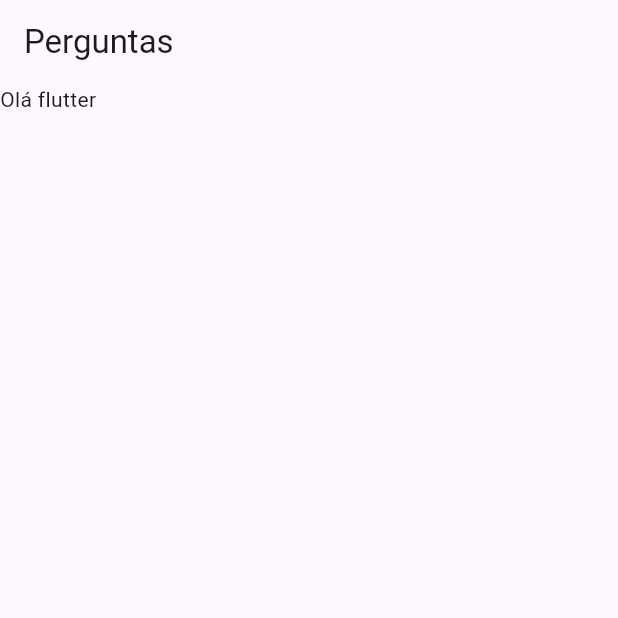
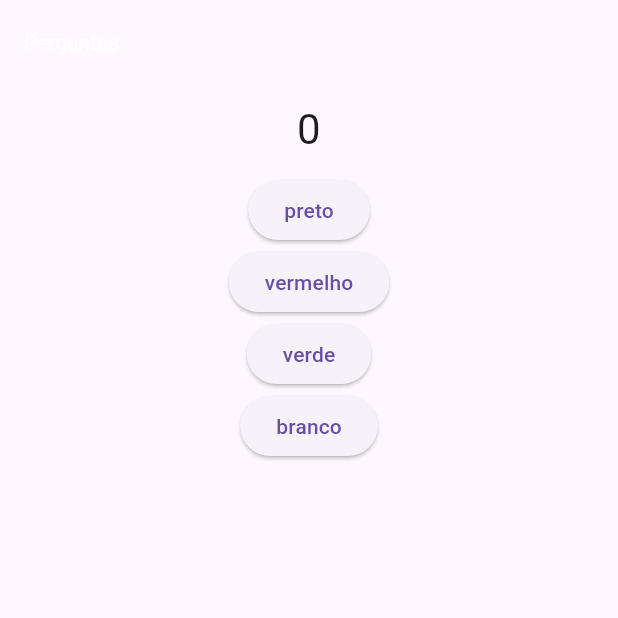
Before and after one commit to devtheozzinho/Udemy_Theozzin, a Flutter app: the screen it shows after launch, on a phone screen of 412 x 824 dp, the top half of it. Run offline on Flutter 3.47's test engine with Material 3 defaults, Android fonts, the phone set to English and light mode, and no system bars.

Commit message:
refatoração nos componentes

```diff
--- a/primeiro_projeto/lib/main.dart
+++ b/primeiro_projeto/lib/main.dart
@@ -1,17 +1,77 @@
 import 'package:flutter/material.dart';
+import './resultado.dart';
+import './questionario.dart';
+import './respostas.dart';
 
-main() {
+void main() {
   runApp(PerguntaApp());
 }
 
-class PerguntaApp extends StatelessWidget {
+class PerguntaApp extends StatefulWidget {
+  @override
+  _PerguntaAppState createState() {
+    return _PerguntaAppState();
+  }
+}
+
+class _PerguntaAppState extends State<PerguntaApp> {
+  var _perguntaSelecionada = 0;
+
+  final _perguntas = const [
+    {
+      'texto': 'Qual é a sua cor favorita?',
+      'respostas': ['preto', 'vermelho', 'verde', 'branco'],
+    },
+    {
+      'texto': 'Qual é o seu animal favorito?',
+      'respostas': ['coelho', 'leão', 'tubarão', 'macaco'],
+    },
+    {
+      'texto': 'Qual vai ser o seu instrutor favorito?',
+      'respostas': ['Maria', 'João', 'Léo', 'Pedro'],
+    },
+  ];
+
+  bool get temPerguntaSelecionada {
+    return _perguntaSelecionada < _perguntas.length;
+  }
+
+  void responder() {
+    if (temPerguntaSelecionada) {
+      setState(() {
+        _perguntaSelecionada++;
+      });
+    }
+  }
+
+  @override
   Widget build(BuildContext context) {
+    final Map<String, Object> perguntaAtual =
+        temPerguntaSelecionada ? _perguntas[_perguntaSelecionada] : {};
+
+    List<String>? respostas = temPerguntaSelecionada
+        ? (perguntaAtual['respostas'] as List<String>?)
+        : null;
+
+    List<Widget> widgets = [];
+    if (respostas != null) {
+      widgets = respostas.map((t) => MeuBotao(t, responder)).toList();
+    }
+
     return MaterialApp(
       home: Scaffold(
         appBar: AppBar(
           title: Text('Perguntas'),
+          titleTextStyle: TextStyle(),
         ),
-      body: Text('Olá flutter'),
-    ));
+        body: temPerguntaSelecionada
+            ? Questionario(
+                perguntas: _perguntas,
+                perguntaSelecionada: _perguntaSelecionada,
+                quantoResponder: responder,
+              )
+            : ResultadoFinal(),
+      ),
+    );
   }
 }
--- /dev/null
+++ b/primeiro_projeto/lib/questao.dart
@@ -0,0 +1,22 @@
+import 'package:flutter/material.dart';
+
+class Questao extends StatelessWidget {
+  final String texto;
+
+  Questao(this.texto);
+
+  @override
+  Widget build(BuildContext context) {
+    return Container(
+      width: double.infinity,
+      margin: EdgeInsets.all(10),
+      child: Text(
+        texto,
+        style: TextStyle(
+          fontSize: 28,
+        ),
+        textAlign: TextAlign.center,
+      ),
+    );
+  }
+}
--- /dev/null
+++ b/primeiro_projeto/lib/questionario.dart
@@ -0,0 +1,38 @@
+import 'package:flutter/material.dart';
+import './questao.dart';
+
+class Questionario extends StatelessWidget {
+  final int perguntaSelecionada;
+  final List<Map<String, Object>> perguntas;
+  final void Function() quantoResponder;
+
+  Questionario({
+    required this.perguntas,
+    required this.perguntaSelecionada,
+    required this.quantoResponder,
+  });
+
+  bool get temPerguntaSelecionada {
+    return perguntaSelecionada < perguntas.length;
+  }
+
+  @override
+  Widget build(BuildContext context) {
+    List<String>? respostas = temPerguntaSelecionada
+        ? perguntas[perguntaSelecionada]['respostas'] as List<String>?
+        : null;
+
+    return Column(
+      children: [
+        Questao(perguntaSelecionada.toString()),
+        if (respostas != null)
+          ...respostas
+              .map((resposta) => ElevatedButton(
+                    onPressed: quantoResponder,
+                    child: Text(resposta),
+                  ))
+              .toList(),
+      ],
+    );
+  }
+}
```
Also changed, not shown: primeiro_projeto/lib/respostas.dart (added, +21 -0 lines), primeiro_projeto/lib/resultado.dart (added, +17 -0 lines), 1 other file. Lines whose indentation alone changed are shown as unchanged.
